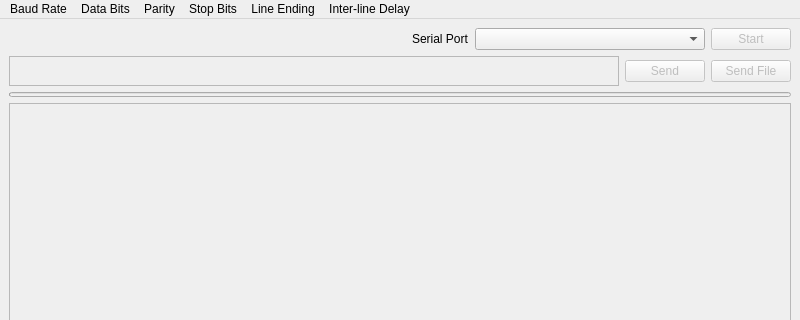
Qt form main_window.ui (cronblocks/eserial-qt) before a commit; both pictures show x 0 to 800 and y 0 to 320 of the 800 by 646 pixel window.
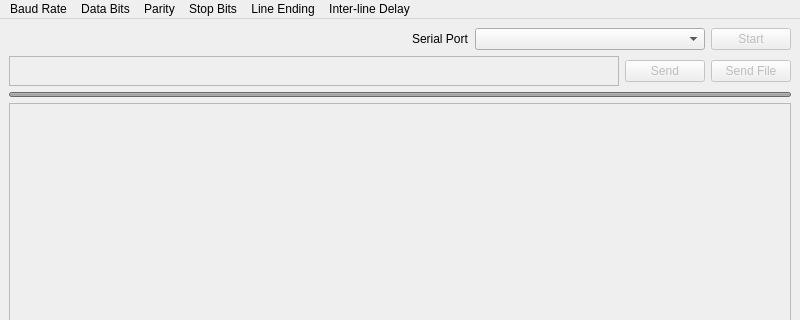
The same form after that commit.

Commit message: Making default progress bar value 100

Diff of the .ui file:
```diff
--- a/main_window.ui
+++ b/main_window.ui
@@ -149,7 +149,7 @@
          </size>
         </property>
         <property name="value">
-         <number>0</number>
+         <number>100</number>
         </property>
         <property name="format">
          <string/>
```
